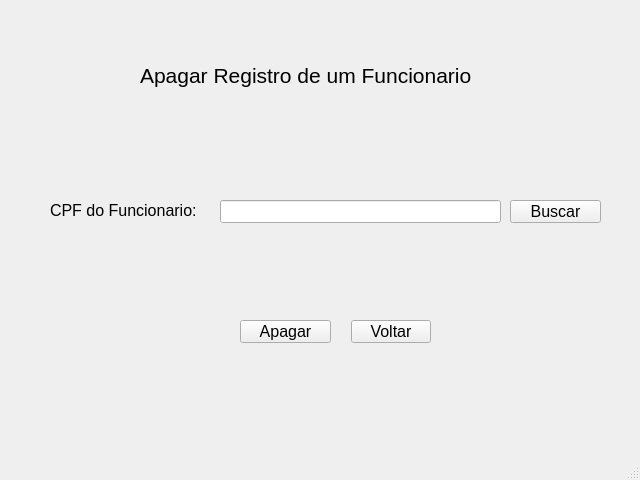
Above: telas/tela_apagar_funcionario.ui from mthsvct/SILE before the change. Below: the same form after it.
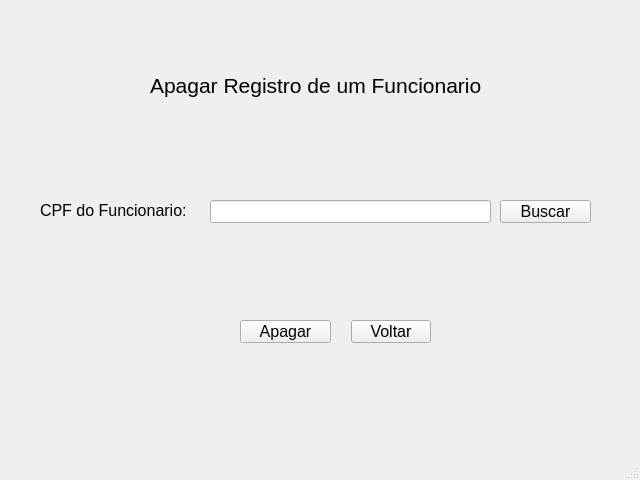
That is the form after the change.

Commit message: Conversao de algumas telas

Diff of the .ui file:
```diff
--- a/telas/tela_apagar_funcionario.ui
+++ b/telas/tela_apagar_funcionario.ui
@@ -17,7 +17,7 @@
    <widget class="QLineEdit" name="lineEdit_2">
     <property name="geometry">
      <rect>
-      <x>220</x>
+      <x>210</x>
       <y>200</y>
       <width>281</width>
       <height>23</height>
@@ -27,7 +27,7 @@
    <widget class="QLabel" name="label">
     <property name="geometry">
      <rect>
-      <x>50</x>
+      <x>40</x>
       <y>200</y>
       <width>161</width>
       <height>20</height>
@@ -45,8 +45,8 @@
    <widget class="QLabel" name="titulo">
     <property name="geometry">
      <rect>
-      <x>140</x>
-      <y>50</y>
+      <x>150</x>
+      <y>60</y>
       <width>371</width>
       <height>51</height>
      </rect>
@@ -63,7 +63,7 @@
    <widget class="QPushButton" name="pushButton">
     <property name="geometry">
      <rect>
-      <x>510</x>
+      <x>500</x>
       <y>200</y>
       <width>91</width>
       <height>23</height>
```
The commit also changes 17 other files.
